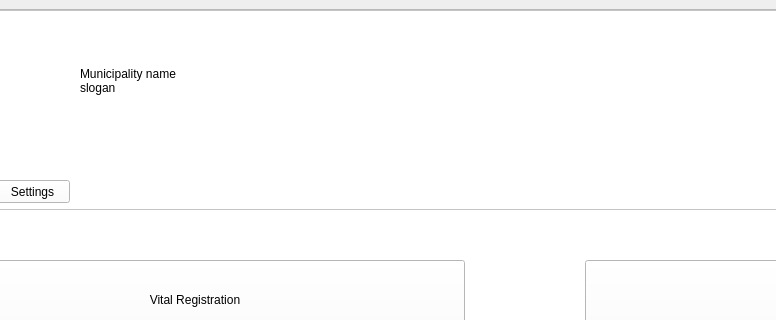
Old version of the form Shreyam/mainwindow.ui in the repository cygnus55/smartward; both pictures show x 115 to 891 and y 0 to 320 of the 1366 by 768 pixel window.
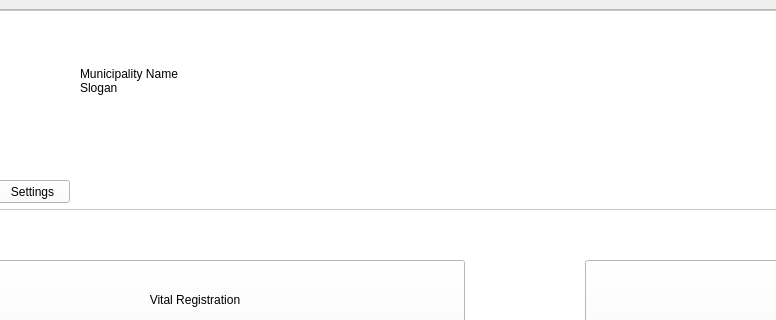
New version of the form. Icons and pictures are not drawn.

Patch:
```diff
--- a/Shreyam/mainwindow.ui
+++ b/Shreyam/mainwindow.ui
@@ -85,8 +85,8 @@
           </rect>
          </property>
          <property name="text">
-          <string>Municipality name 
-slogan</string>
+          <string>Municipality Name 
+Slogan</string>
          </property>
         </widget>
         <widget class="QPushButton" name="home_button">
```
Left out of the diff: 9 changed lines with no effect on the pictures.
